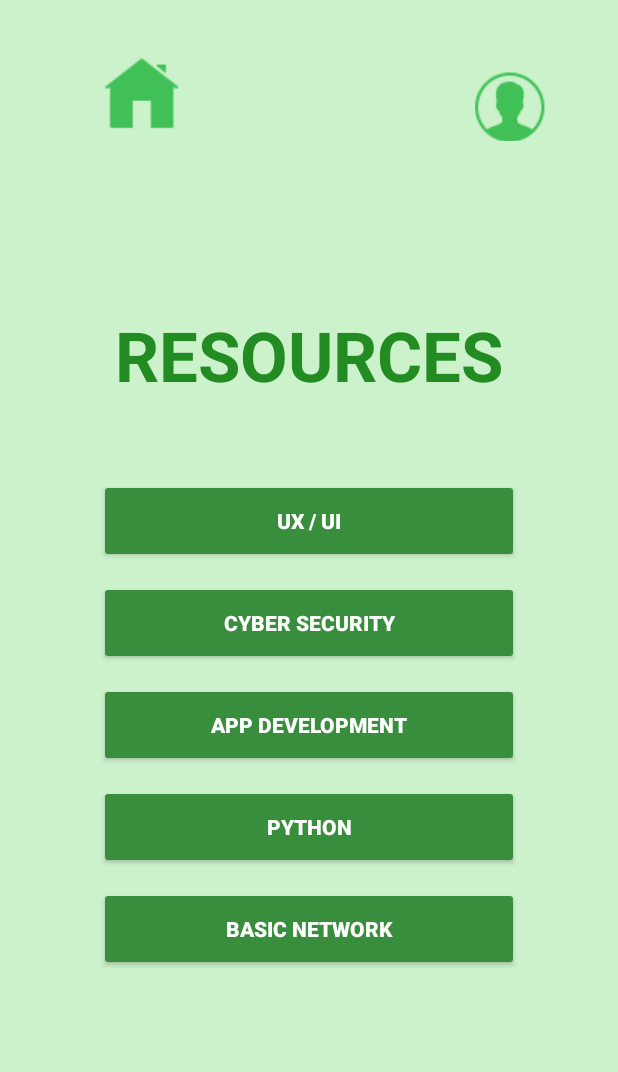
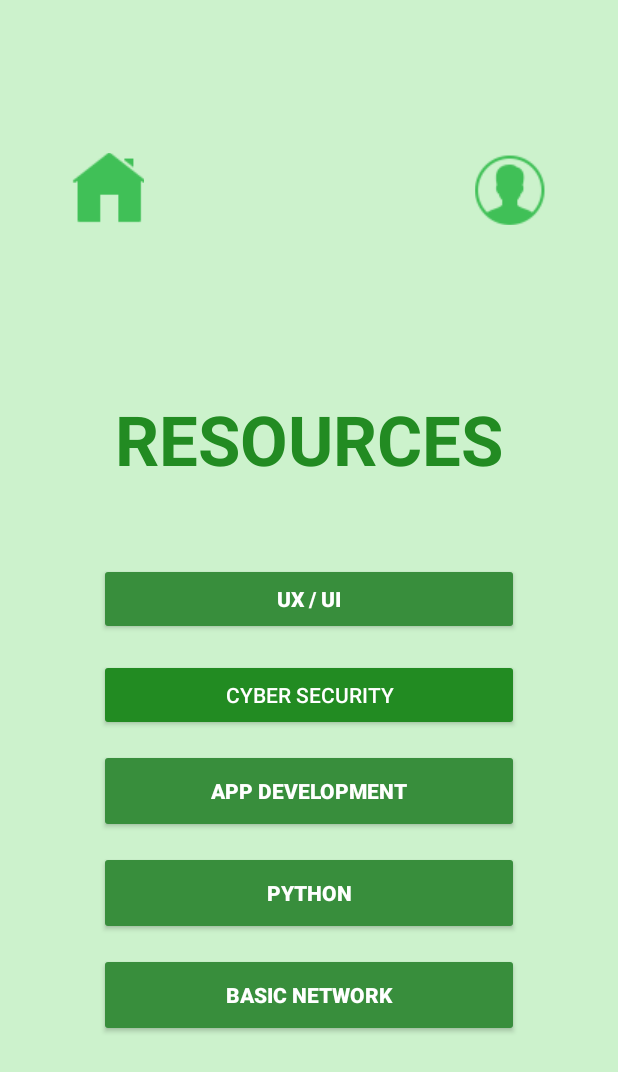
Before and after one commit to Dasunwee/Knowly, an Android app: the page10 screen opened directly, with no data from a screen before it, on a phone screen of 412 x 824 dp. Shown: the top 1072 px of the screen. Run offline under Robolectric (Android 15) with nearby library versions, the phone set to English and light mode, and no system bars.

Commit message:
Updated activity_page10.xml and strings.xml

```diff
--- a/app/src/main/res/layout/activity_page10.xml
+++ b/app/src/main/res/layout/activity_page10.xml
@@ -1,3 +1,4 @@
+<?xml version="1.0" encoding="utf-8"?>
 <LinearLayout
     xmlns:android="http://schemas.android.com/apk/res/android"
     android:layout_width="match_parent"
@@ -11,33 +12,40 @@
     <RelativeLayout
         android:layout_width="match_parent"
         android:layout_height="wrap_content"
-        android:padding="16dp">
+        android:padding="16dp"
+        android:layout_marginTop="40dp">
 
-        <ImageView
-            android:id="@+id/homeIcon"
-            android:layout_width="92dp"
-            android:layout_height="63dp"
+        <ImageButton
+            android:id="@+id/btn_home"
+            android:layout_width="48dp"
+            android:layout_height="48dp"
             android:layout_alignParentStart="true"
+            android:layout_alignParentTop="true"
             android:layout_marginStart="16dp"
-            android:src="@drawable/ic_home"/>
+            android:layout_marginLeft="16dp"
+            android:layout_marginTop="30dp"
+            android:layout_marginEnd="16dp"
+            android:layout_marginRight="16dp"
+            android:layout_marginBottom="16dp"
+            android:background="?attr/selectableItemBackgroundBorderless"
+            android:contentDescription="Home Button"
+            android:src="@drawable/ic_home" />
 
         <ImageButton
             android:id="@+id/btn_profile"
             android:layout_width="47dp"
-            android:layout_height="46dp"
+            android:layout_height="48dp"
             android:layout_alignParentTop="true"
             android:layout_alignParentEnd="true"
             android:layout_marginStart="16dp"
             android:layout_marginLeft="16dp"
-            android:layout_marginTop="16dp"
+            android:layout_marginTop="30dp"
             android:layout_marginEnd="16dp"
             android:layout_marginRight="16dp"
             android:layout_marginBottom="16dp"
             android:background="?attr/selectableItemBackgroundBorderless"
-            android:contentDescription="@string/profile_button"
-            android:src="@drawable/ic_profile"
-            android:text="profile"/>
-
+            android:contentDescription="Profile Button"
+            android:src="@drawable/ic_profile" />
     </RelativeLayout>
     <!--  Title  -->
     <TextView
@@ -50,7 +58,6 @@
         android:textColor="#228B22"
         android:layout_centerHorizontal="true"
         android:layout_marginTop="80dp"/>
-
     <!--  Buttons Section  -->
     <LinearLayout
         android:layout_width="match_parent"
@@ -58,26 +65,27 @@
         android:orientation="vertical"
         android:gravity="center_horizontal"
         android:layout_marginTop="40dp">
-
         <Button
             android:id="@+id/uxUiButton"
             android:layout_width="280dp"
-            android:layout_height="56dp"
+            android:layout_height="match_parent"
             android:text="UX / UI"
             android:backgroundTint="#388E3C"
             android:textColor="#FFFFFF"
             android:textStyle="bold"
             android:layout_marginTop="12dp"/>
 
+
         <Button
             android:id="@+id/cyberSecurityButton"
             android:layout_width="280dp"
-            android:layout_height="56dp"
+            android:layout_height="match_parent"
             android:text="Cyber Security"
-            android:backgroundTint="#388E3C"
+            android:backgroundTint="#228B22"
             android:textColor="#FFFFFF"
-            android:textStyle="bold"
-            android:layout_marginTop="12dp"/>
+            android:layout_below="@id/btn_ux_ui"
+            android:layout_marginTop="16dp"
+            android:padding="12dp" />
 
         <Button
             android:id="@+id/appDevButton"
@@ -88,25 +96,12 @@
             android:textColor="#FFFFFF"
             android:textStyle="bold"
             android:layout_marginTop="12dp"/>
-
         <Button
             android:id="@+id/pythonButton"
             android:layout_width="280dp"
             android:layout_height="56dp"
             android:text="Python"
-            android:backgroundTint="#388E3C"
-            android:textColor="#FFFFFF"
-            android:textStyle="bold"
-            android:layout_marginTop="12dp"/>
-
-        <Button
-            android:id="@+id/basicNetworkButton"
-            android:layout_width="280dp"
-            android:layout_height="56dp"
-            android:text="Basic Network"
-            android:backgroundTint="#388E3C"
-            android:textColor="#FFFFFF"
-            android:textStyle="bold"
-            android:layout_marginTop="12dp"/>
+            android:backgroundTint="#388E3C" android:textColor="#FFFFFF" android:textStyle="bold" android:layout_marginTop="12dp"/>
+        <Button android:id="@+id/basicNetworkButton" android:layout_width="280dp" android:layout_height="56dp" android:text="Basic Network" android:backgroundTint="#388E3C" android:textColor="#FFFFFF" android:textStyle="bold" android:layout_marginTop="12dp"/>
     </LinearLayout>
 </LinearLayout>
--- a/app/src/main/res/values/strings.xml
+++ b/app/src/main/res/values/strings.xml
@@ -1,3 +1,5 @@
 <resources>
     <string name="app_name">My Application</string>
+    <string name="profile_button">Profile</string>
+
 </resources>
```
